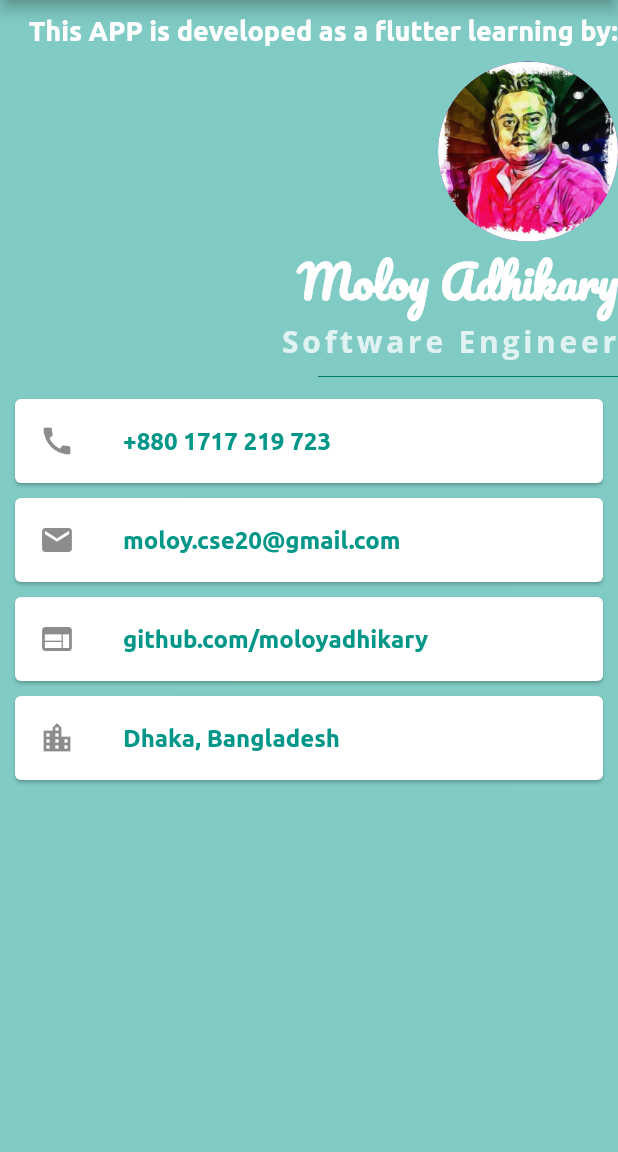
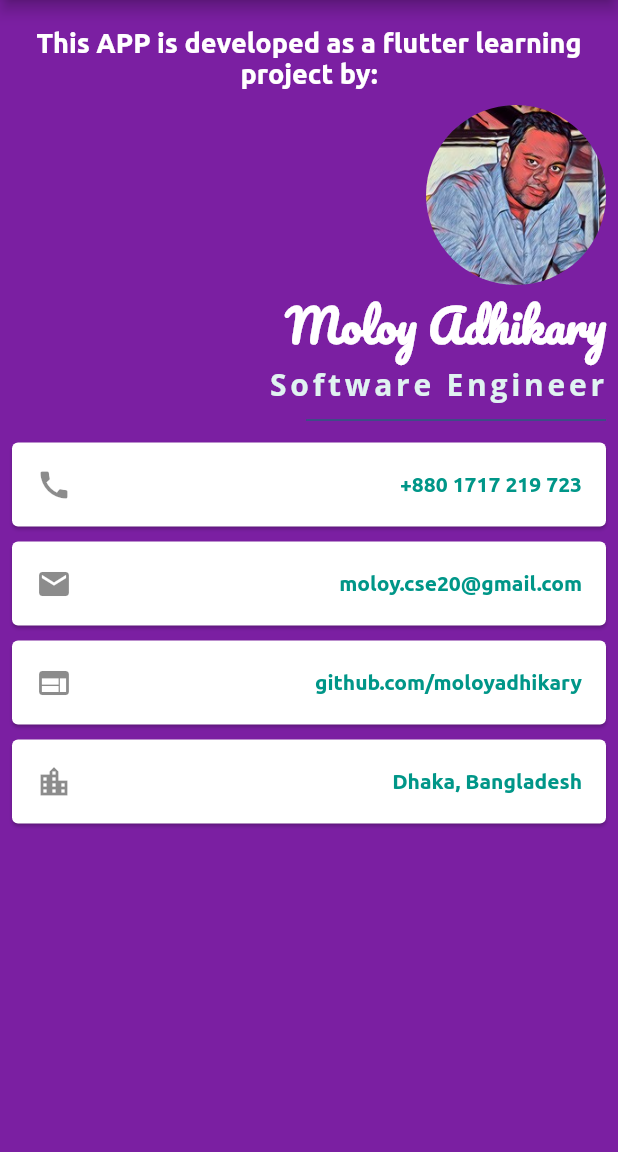
Before and after one commit to moloyadhikary/MyToDoApplication, a Flutter app: the AboutScreen screen opened by its route, on a phone screen of 412 x 824 dp, the part 84-1236 px from its top. Run offline on Flutter 3.47's test engine with Material 2 defaults, Android fonts, the phone set to English and light mode, and no system bars.

Commit message:
finishing About

```diff
--- a/lib/screens/about_screen.dart
+++ b/lib/screens/about_screen.dart
@@ -9,7 +9,7 @@ class AboutScreen extends StatelessWidget {
 
 
   void _onCallPressed() async {
-     const phoneNumber = '+8801717219723';
+     const phoneNumber = 'tel:+8801717219723';
     if (await ul.canLaunch(phoneNumber)) {
       await ul.launch(phoneNumber);
     } else {
@@ -45,23 +45,25 @@ class AboutScreen extends StatelessWidget {
         ),
       ),
       drawer: AppDrawer(),
-      backgroundColor: Colors.teal[200],
+      backgroundColor: Theme.of(context).primaryColorDark,
       body: SafeArea(
         child: SingleChildScrollView(
+          child: Padding(
+            padding: const EdgeInsets.all(8.0),
             child: Column(
               mainAxisAlignment: MainAxisAlignment.center,
               crossAxisAlignment: CrossAxisAlignment.end,
               children: <Widget>[
                 SizedBox(height: 10),
-              Text('This APP is developed as a flutter learning by:', style: TextStyle(
+                Text('This APP is developed as a flutter learning project by:', style: TextStyle(
                   color: Colors.white,
                   fontWeight: FontWeight.bold,
                   fontSize: 18,
-              ),),
+                ), textAlign: TextAlign.center),
                 SizedBox(height: 10),
                 CircleAvatar(
                   radius: 60,
-                backgroundImage: AssetImage('assets/images/PP_IMAGE_SM.jpeg'),
+                  backgroundImage: AssetImage('assets/images/PP_IMAGE_SM2.jpg'),
                 ),
                 Text(
                   'Moloy Adhikary',
@@ -100,6 +102,7 @@ class AboutScreen extends StatelessWidget {
             ),
           ),
         ),
+      ),
     );
   }
 }
--- a/lib/widgets/about/card_widget.dart
+++ b/lib/widgets/about/card_widget.dart
@@ -11,10 +11,10 @@ class CardWidgets extends StatelessWidget {
   Widget build(BuildContext context) {
     return Card(
       color: Colors.white,
-      margin: const EdgeInsets.symmetric(vertical: 5, horizontal: 10),
+      margin: const EdgeInsets.symmetric(vertical: 5, horizontal: 0),
       child: ListTile(
         leading: icon,
-        title: Text(
+        trailing: Text(
           title,
           maxLines: 1,
           style: TextStyle(color: Colors.teal, fontWeight: FontWeight.bold),
--- a/pubspec.yaml
+++ b/pubspec.yaml
@@ -45,6 +45,7 @@ flutter:
   assets:
    - assets/images/PP_IMAGE_SM.png
    - assets/images/PP_IMAGE_SM.jpeg
+   - assets/images/PP_IMAGE_SM2.jpg
   #  - images/a_dot_ham.jpeg
 
   # An image asset can refer to one or more resolution-specific "variants", see
```
Also changed, not shown: assets/images/PP_IMAGE_SM2.jpg (added), 1 other file. Lines whose indentation alone changed are shown as unchanged.
